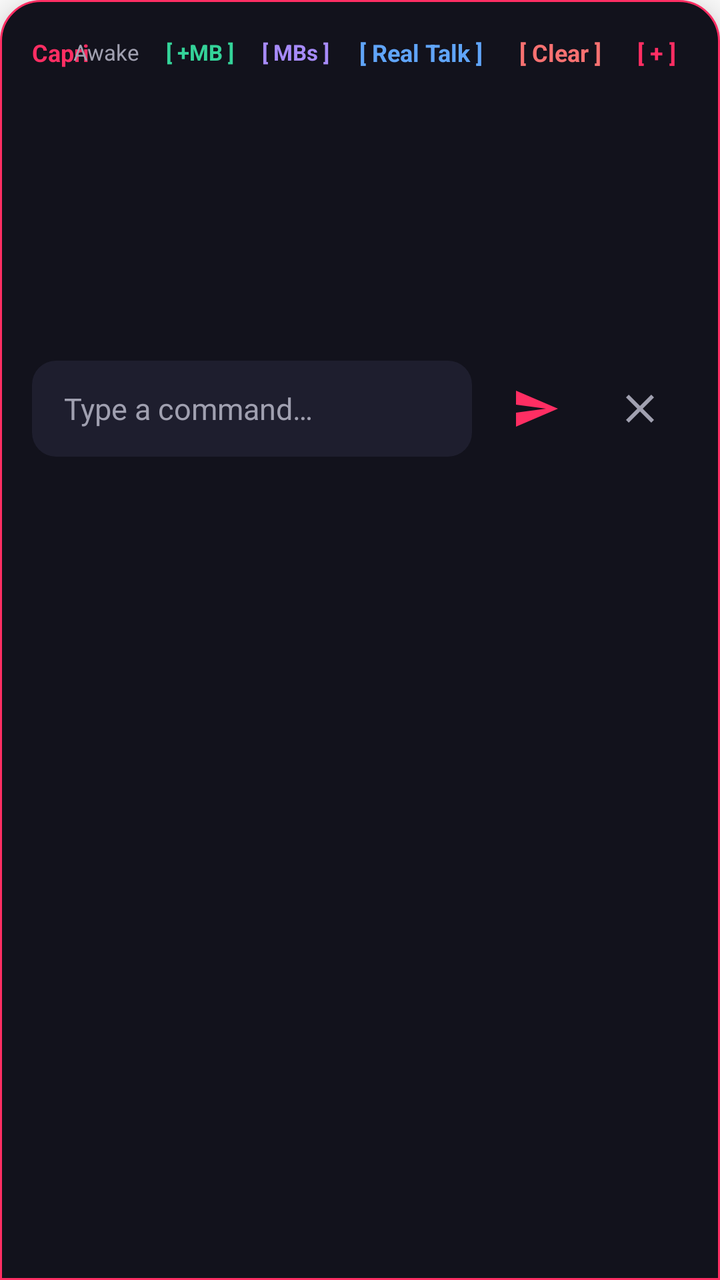
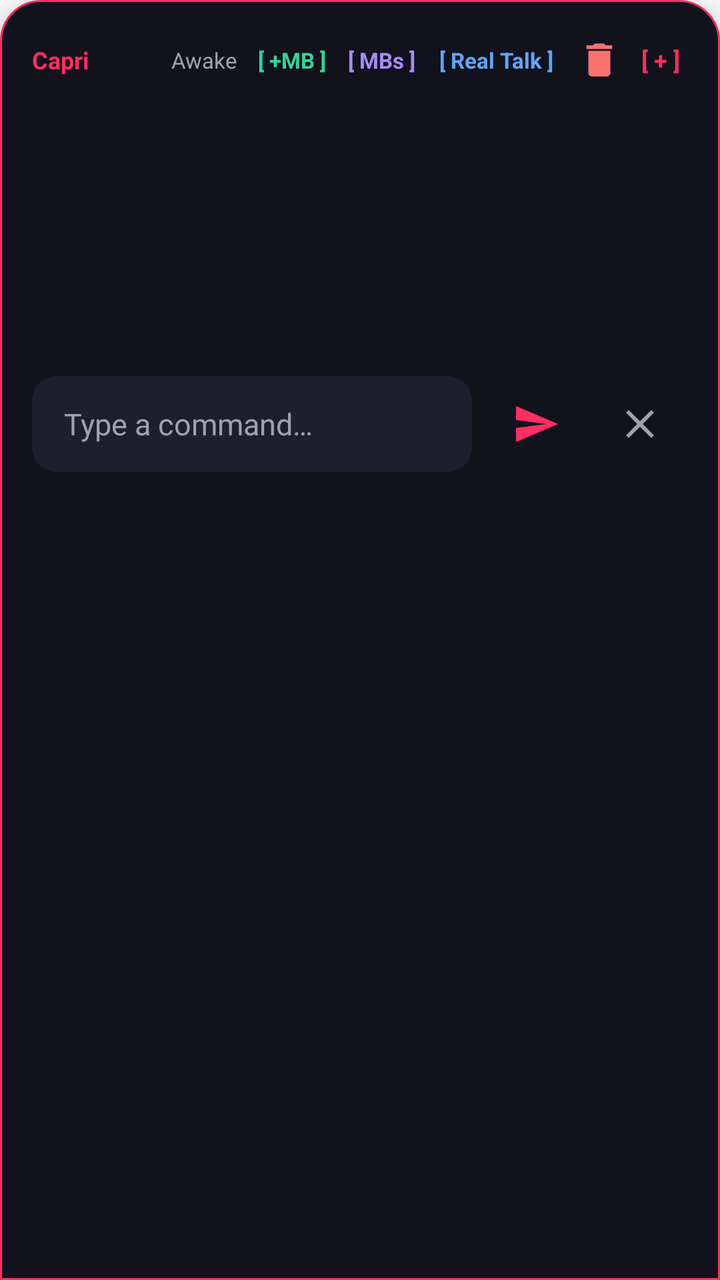

The first picture is an Android layout as it rendered before a commit; the second is the same layout after the commit. The layout source and the unified diff follow.
<!-- AndroidManifest.xml: application theme Theme.Capri -->
<!-- res/layout/chat_expanded.xml -->
<?xml version="1.0" encoding="utf-8"?>
<LinearLayout xmlns:android="http://schemas.android.com/apk/res/android"
    xmlns:app="http://schemas.android.com/apk/res-auto"
    android:id="@+id/chat_root"
    android:layout_width="match_parent"
    android:layout_height="wrap_content"
    android:layout_marginStart="16dp"
    android:layout_marginEnd="16dp"
    android:layout_marginBottom="32dp"
    android:background="@drawable/bg_chat_window"
    android:elevation="12dp"
    android:orientation="vertical"
    android:padding="16dp">

    <RelativeLayout
        android:layout_width="match_parent"
        android:layout_height="wrap_content"
        android:layout_marginBottom="8dp">

        <TextView
            android:layout_width="wrap_content"
            android:layout_height="wrap_content"
            android:layout_alignParentStart="true"
            android:layout_centerVertical="true"
            android:text="@string/app_name"
            android:textColor="@color/accent_red_pink"
            android:textSize="12sp"
            android:textStyle="bold" />

        <LinearLayout
            android:layout_width="wrap_content"
            android:layout_height="wrap_content"
            android:layout_alignParentEnd="true"
            android:layout_centerVertical="true"
            android:gravity="center_vertical"
            android:orientation="horizontal">

            <TextView
                android:id="@+id/status_indicator"
                android:layout_width="wrap_content"
                android:layout_height="wrap_content"
                android:layout_marginEnd="8dp"
                android:text="@string/status_awake"
                android:textColor="@color/text_secondary"
                android:textSize="11sp" />

            <TextView
                android:id="@+id/btn_add_mb"
                android:layout_width="wrap_content"
                android:layout_height="wrap_content"
                android:layout_marginEnd="4dp"
                android:background="?android:attr/selectableItemBackground"
                android:paddingStart="5dp"
                android:paddingEnd="5dp"
                android:paddingTop="2dp"
                android:paddingBottom="2dp"
                android:text="[ +MB ]"
                android:textColor="#34D399"
                android:textSize="11sp"
                android:textStyle="bold" />

            <TextView
                android:id="@+id/btn_toggle_mb"
                android:layout_width="wrap_content"
                android:layout_height="wrap_content"
                android:layout_marginEnd="4dp"
                android:background="?android:attr/selectableItemBackground"
                android:paddingStart="5dp"
                android:paddingEnd="5dp"
                android:paddingTop="2dp"
                android:paddingBottom="2dp"
                android:text="[ MBs ]"
                android:textColor="#A78BFA"
                android:textSize="11sp"
                android:textStyle="bold" />

            <TextView
                android:id="@+id/btn_real_talk"
                android:layout_width="wrap_content"
                android:layout_height="wrap_content"
                android:layout_marginEnd="6dp"
                android:background="?android:attr/selectableItemBackground"
                android:paddingStart="6dp"
                android:paddingEnd="6dp"
                android:paddingTop="2dp"
                android:paddingBottom="2dp"
                android:text="[ Real Talk ]"
                android:textColor="#60A5FA"
                android:textSize="12sp"
                android:textStyle="bold" />

            <TextView
                android:id="@+id/btn_clear_chat"
                android:layout_width="wrap_content"
                android:layout_height="wrap_content"
                android:layout_marginEnd="6dp"
                android:background="?android:attr/selectableItemBackground"
                android:paddingStart="6dp"
                android:paddingEnd="6dp"
                android:paddingTop="2dp"
                android:paddingBottom="2dp"
                android:text="[ Clear ]"
                android:textColor="#F87171"
                android:textSize="12sp"
                android:textStyle="bold" />

            <TextView
                android:id="@+id/btn_expand"
                android:layout_width="wrap_content"
                android:layout_height="wrap_content"
                android:background="?android:attr/selectableItemBackground"
                android:paddingStart="6dp"
                android:paddingEnd="6dp"
                android:paddingTop="2dp"
                android:paddingBottom="2dp"
                android:text="[ + ]"
                android:textColor="@color/accent_red_pink"
                android:textSize="12sp"
                android:textStyle="bold" />
        </LinearLayout>
    </RelativeLayout>

    <ScrollView
        android:id="@+id/chat_scroll"
        android:layout_width="match_parent"
        android:layout_height="120dp"
        android:layout_marginBottom="8dp"
        android:fillViewport="true">

        <LinearLayout
            android:id="@+id/chat_history_container"
            android:layout_width="match_parent"
            android:layout_height="wrap_content"
            android:orientation="vertical">

        </LinearLayout>
    </ScrollView>

    <LinearLayout
        android:id="@+id/thinking_container"
        android:layout_width="wrap_content"
        android:layout_height="wrap_content"
        android:layout_gravity="center_horizontal"
        android:layout_marginTop="4dp"
        android:layout_marginBottom="4dp"
        android:gravity="center_vertical"
        android:orientation="horizontal"
        android:visibility="gone">

        <ProgressBar
            android:id="@+id/thinking"
            android:layout_width="28dp"
            android:layout_height="28dp"
            android:indeterminateTint="@color/accent_red_pink" />

        <TextView
            android:id="@+id/thinking_text"
            android:layout_width="wrap_content"
            android:layout_height="wrap_content"
            android:layout_marginStart="8dp"
            android:textColor="@color/text_secondary"
            android:textSize="13sp" />
    </LinearLayout>

    <LinearLayout
        android:layout_width="match_parent"
        android:layout_height="wrap_content"
        android:layout_marginTop="8dp"
        android:gravity="center_vertical"
        android:orientation="horizontal">

        <EditText
            android:id="@+id/input_text"
            android:layout_width="0dp"
            android:layout_height="wrap_content"
            android:layout_weight="1"
            android:background="@drawable/bg_input_field"
            android:hint="@string/type_a_command"
            android:imeOptions="actionSend"
            android:inputType="text"
            android:minHeight="48dp"
            android:paddingStart="16dp"
            android:paddingEnd="16dp"
            android:textColor="@color/text_primary"
            android:textColorHint="@color/text_secondary"
            android:textSize="15sp" />

        <androidx.appcompat.widget.AppCompatImageButton
            android:id="@+id/send"
            android:layout_width="48dp"
            android:layout_height="48dp"
            android:layout_marginStart="8dp"
            android:background="?android:attr/selectableItemBackgroundBorderless"
            android:contentDescription="@string/send"
            app:srcCompat="@drawable/ic_send" />

        <androidx.appcompat.widget.AppCompatImageButton
            android:id="@+id/close"
            android:layout_width="48dp"
            android:layout_height="48dp"
            android:layout_marginStart="4dp"
            android:background="?android:attr/selectableItemBackgroundBorderless"
            android:contentDescription="@string/close"
            app:srcCompat="@drawable/ic_close" />
    </LinearLayout>

</LinearLayout>
<!-- resources referenced by this layout -->
<resources>
  <color name="accent_red_pink">#FF2E63</color>
  <color name="text_primary">#EDEDF2</color>
  <color name="text_secondary">#A0A0B0</color>
  <!-- drawable bg_chat_window (drawable) -->
  <?xml version="1.0" encoding="utf-8"?>
  <shape xmlns:android="http://schemas.android.com/apk/res/android"
      android:shape="rectangle">
      <solid android:color="@color/chat_bg" />
      <corners
          android:topLeftRadius="20dp"
          android:topRightRadius="20dp"
          android:bottomLeftRadius="0dp"
          android:bottomRightRadius="0dp" />
      <stroke
          android:width="1dp"
          android:color="@color/accent_red_pink" />
  </shape>
  <!-- drawable bg_input_field (drawable) -->
  <?xml version="1.0" encoding="utf-8"?>
  <shape xmlns:android="http://schemas.android.com/apk/res/android"
      android:shape="rectangle">
      <solid android:color="@color/input_bg" />
      <corners android:radius="12dp" />
  </shape>
  <!-- drawable ic_close (drawable) -->
  <?xml version="1.0" encoding="utf-8"?>
  <vector xmlns:android="http://schemas.android.com/apk/res/android"
      android:width="24dp"
      android:height="24dp"
      android:viewportWidth="24"
      android:viewportHeight="24">
      <path
          android:fillColor="@color/text_secondary"
          android:pathData="M19,6.41L17.59,5L12,10.59L6.41,5L5,6.41L10.59,12L5,17.59L6.41,19L12,13.41L17.59,19L19,17.59L13.41,12z"/>
  </vector>
  <!-- drawable ic_send (drawable) -->
  <?xml version="1.0" encoding="utf-8"?>
  <vector xmlns:android="http://schemas.android.com/apk/res/android"
      android:width="24dp"
      android:height="24dp"
      android:viewportWidth="24"
      android:viewportHeight="24">
      <path
          android:fillColor="@color/accent_red_pink"
          android:pathData="M2.01,21L23,12L2.01,3L2,10l15,2l-15,2z"/>
  </vector>
  <string name="app_name">Capri</string>
  <string name="close">Close</string>
  <string name="send">Send</string>
  <string name="status_awake">Awake</string>
  <string name="type_a_command">Type a command…</string>
  <style name="Theme.Capri" parent="Theme.MaterialComponents.DayNight.NoActionBar">
          
          <item name="colorPrimary">@color/accent_red_pink</item>
          <item name="colorPrimaryVariant">@color/bubble_bg</item>
          <item name="colorOnPrimary">@color/white</item>
          
          <item name="colorSecondary">@color/accent_red_pink</item>
          <item name="colorSecondaryVariant">@color/accent_red_pink</item>
          <item name="colorOnSecondary">@color/white</item>
          <item name="android:statusBarColor">@color/bubble_bg</item>
      </style>
  <color name="chat_bg">#12121C</color>
  <color name="input_bg">#1E1E2E</color>
  <color name="bubble_bg">#14141F</color>
  <color name="white">#FFFFFFFF</color>
</resources>

<!-- the commit's change to res/layout/chat_expanded.xml (unified diff, before → after) -->
@@ -39,7 +39,7 @@
                 android:id="@+id/status_indicator"
                 android:layout_width="wrap_content"
                 android:layout_height="wrap_content"
-                android:layout_marginEnd="8dp"
+                android:layout_marginEnd="6dp"
                 android:text="@string/status_awake"
                 android:textColor="@color/text_secondary"
                 android:textSize="11sp" />
@@ -48,10 +48,12 @@
                 android:id="@+id/btn_add_mb"
                 android:layout_width="wrap_content"
                 android:layout_height="wrap_content"
-                android:layout_marginEnd="4dp"
-                android:background="?android:attr/selectableItemBackground"
-                android:paddingStart="5dp"
-                android:paddingEnd="5dp"
+                android:layout_marginEnd="3dp"
+                android:background="?android:attr/selectableItemBackground"
+                android:clickable="true"
+                android:focusable="true"
+                android:paddingStart="4dp"
+                android:paddingEnd="4dp"
                 android:paddingTop="2dp"
                 android:paddingBottom="2dp"
                 android:text="[ +MB ]"
@@ -63,10 +65,12 @@
                 android:id="@+id/btn_toggle_mb"
                 android:layout_width="wrap_content"
                 android:layout_height="wrap_content"
-                android:layout_marginEnd="4dp"
-                android:background="?android:attr/selectableItemBackground"
-                android:paddingStart="5dp"
-                android:paddingEnd="5dp"
+                android:layout_marginEnd="3dp"
+                android:background="?android:attr/selectableItemBackground"
+                android:clickable="true"
+                android:focusable="true"
+                android:paddingStart="4dp"
+                android:paddingEnd="4dp"
                 android:paddingTop="2dp"
                 android:paddingBottom="2dp"
                 android:text="[ MBs ]"
@@ -78,39 +82,41 @@
                 android:id="@+id/btn_real_talk"
                 android:layout_width="wrap_content"
                 android:layout_height="wrap_content"
-                android:layout_marginEnd="6dp"
-                android:background="?android:attr/selectableItemBackground"
-                android:paddingStart="6dp"
-                android:paddingEnd="6dp"
+                android:layout_marginEnd="4dp"
+                android:background="?android:attr/selectableItemBackground"
+                android:clickable="true"
+                android:focusable="true"
+                android:paddingStart="5dp"
+                android:paddingEnd="5dp"
                 android:paddingTop="2dp"
                 android:paddingBottom="2dp"
                 android:text="[ Real Talk ]"
                 android:textColor="#60A5FA"
-                android:textSize="12sp"
-                android:textStyle="bold" />
-
-            <TextView
+                android:textSize="11sp"
+                android:textStyle="bold" />
+
+            <androidx.appcompat.widget.AppCompatImageButton
                 android:id="@+id/btn_clear_chat"
-                android:layout_width="wrap_content"
-                android:layout_height="wrap_content"
-                android:layout_marginEnd="6dp"
-                android:background="?android:attr/selectableItemBackground"
-                android:paddingStart="6dp"
-                android:paddingEnd="6dp"
-                android:paddingTop="2dp"
-                android:paddingBottom="2dp"
-                android:text="[ Clear ]"
-                android:textColor="#F87171"
-                android:textSize="12sp"
-                android:textStyle="bold" />
+                android:layout_width="28dp"
+                android:layout_height="28dp"
+                android:layout_marginEnd="3dp"
+                android:background="?android:attr/selectableItemBackgroundBorderless"
+                android:clickable="true"
+                android:focusable="true"
+                android:contentDescription="Delete chat"
+                android:scaleType="centerInside"
+                android:src="@drawable/ic_real_talk_clear"
+                app:tint="#F87171" />
 
             <TextView
                 android:id="@+id/btn_expand"
                 android:layout_width="wrap_content"
                 android:layout_height="wrap_content"
                 android:background="?android:attr/selectableItemBackground"
-                android:paddingStart="6dp"
-                android:paddingEnd="6dp"
+                android:clickable="true"
+                android:focusable="true"
+                android:paddingStart="4dp"
+                android:paddingEnd="4dp"
                 android:paddingTop="2dp"
                 android:paddingBottom="2dp"
                 android:text="[ + ]"
<!-- resource entries referenced after the edit -->
@@ -35,6 +35,17 @@
           android:fillColor="@color/text_secondary"
           android:pathData="M19,6.41L17.59,5L12,10.59L6.41,5L5,6.41L10.59,12L5,17.59L6.41,19L12,13.41L17.59,19L19,17.59L13.41,12z"/>
   </vector>
+  <!-- drawable ic_real_talk_clear (drawable) -->
+  <?xml version="1.0" encoding="utf-8"?>
+  <vector xmlns:android="http://schemas.android.com/apk/res/android"
+      android:width="22dp"
+      android:height="22dp"
+      android:viewportWidth="24"
+      android:viewportHeight="24">
+      <path
+          android:fillColor="#94A3B8"
+          android:pathData="M6,19c0,1.1 0.9,2 2,2h8c1.1,0 2,-0.9 2,-2V7H6v12zM19,4h-3.5l-1,-1h-5l-1,1H5v2h14V4z" />
+  </vector>
   <!-- drawable ic_send (drawable) -->
   <?xml version="1.0" encoding="utf-8"?>
   <vector xmlns:android="http://schemas.android.com/apk/res/android"
